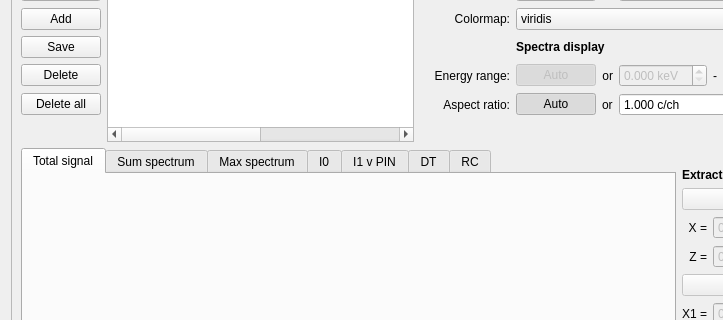
The window that single.ui (pfilipl/PolyX-XRF-Data-Analyser) describes before a commit, drawn with Qt 5; both pictures show x 0 to 723 and y 91 to 411 of the 1185 by 712 pixel window.
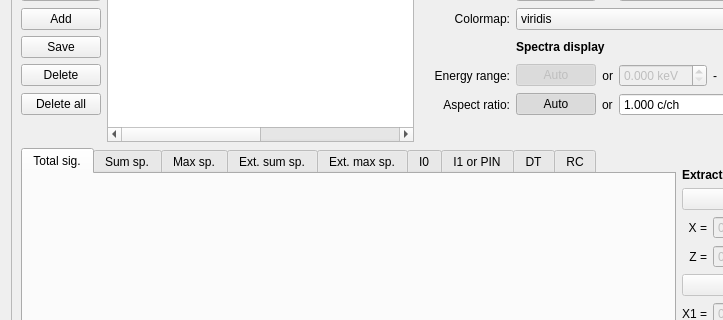
The same window after the commit. Custom widgets are drawn as their Qt base class.

Commit message: Extracted spectra tabs added

What changed in the file:
```diff
--- a/single.ui
+++ b/single.ui
@@ -855,6 +855,9 @@
        <layout class="QHBoxLayout" name="horizontalLayout_5">
         <item>
          <widget class="QTabWidget" name="tabWidget">
+          <property name="enabled">
+           <bool>true</bool>
+          </property>
           <property name="mouseTracking">
            <bool>true</bool>
           </property>
@@ -866,17 +869,27 @@
           </property>
           <widget class="PreviewTab" name="tab_TotalSignal">
            <attribute name="title">
-            <string>Total signal</string>
+            <string>Total sig.</string>
            </attribute>
           </widget>
           <widget class="PreviewTab" name="tab_SumSpectrum">
            <attribute name="title">
-            <string>Sum spectrum</string>
+            <string>Sum sp.</string>
            </attribute>
           </widget>
           <widget class="PreviewTab" name="tab_MaxSpectrum">
            <attribute name="title">
-            <string>Max spectrum</string>
+            <string>Max sp.</string>
+           </attribute>
+          </widget>
+          <widget class="PreviewTab" name="tab_ExtSumSpectrum">
+           <attribute name="title">
+            <string>Ext. sum sp.</string>
+           </attribute>
+          </widget>
+          <widget class="PreviewTab" name="tab_ExtMaxSpectrum">
+           <attribute name="title">
+            <string>Ext. max sp.</string>
            </attribute>
           </widget>
           <widget class="PreviewTab" name="tab_I0">
@@ -886,7 +899,7 @@
           </widget>
           <widget class="PreviewTab" name="tab_PIN">
            <attribute name="title">
-            <string>I1 v PIN</string>
+            <string>I1 or PIN</string>
            </attribute>
           </widget>
           <widget class="PreviewTab" name="tab_DT">
```
The commit also changes 3 other files.
